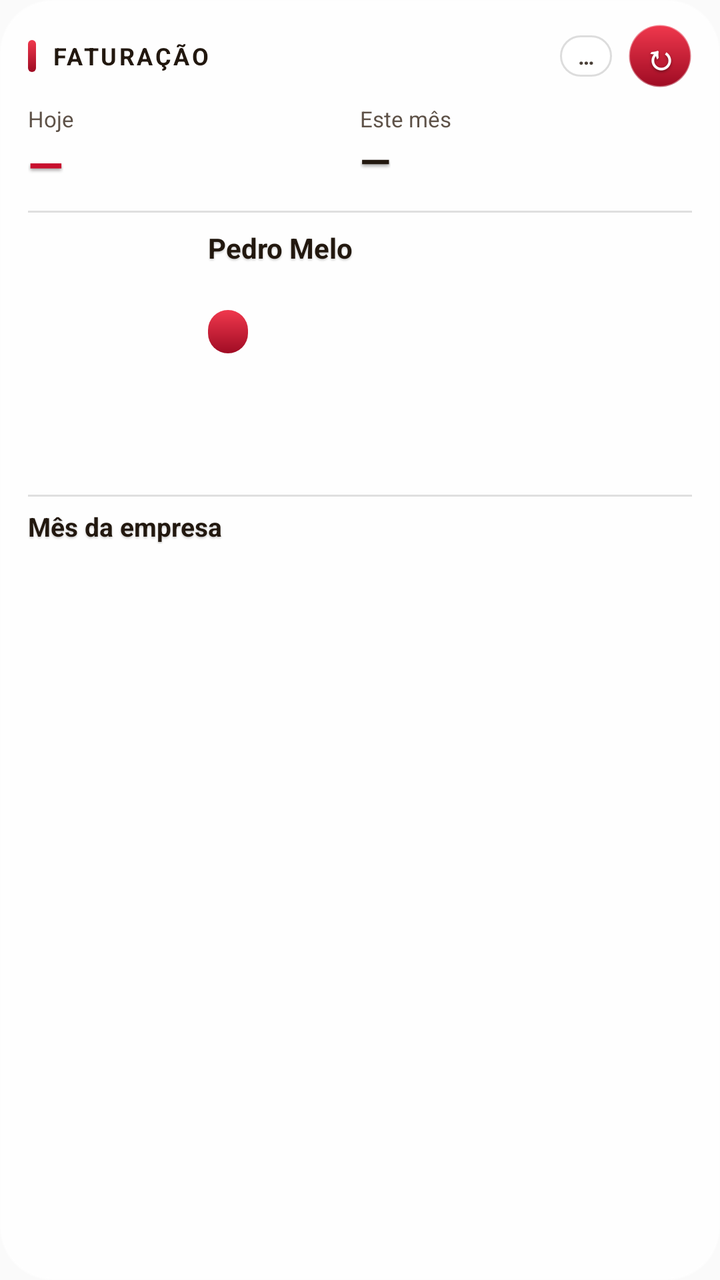
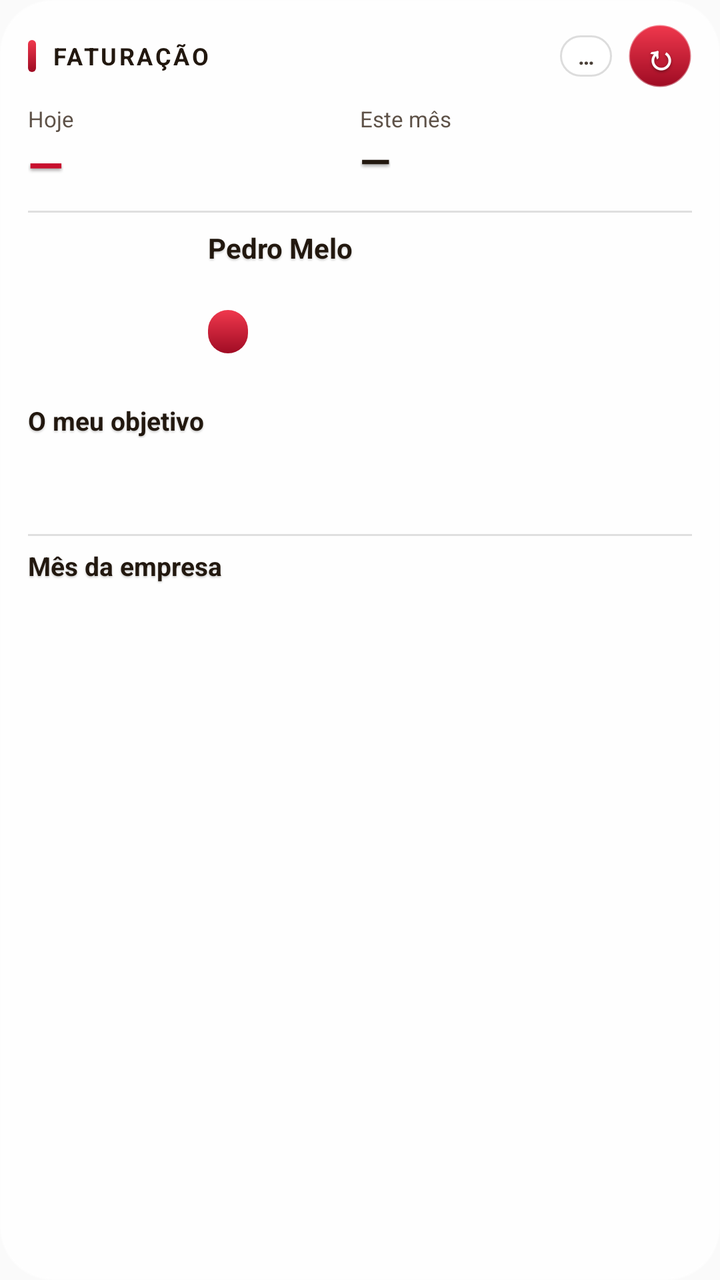

Screens rendered from an Android XML layout before and after an edit, with the pre-edit source and the edit as a unified diff.
<!-- AndroidManifest.xml: application theme android:Theme.Material.Light -->
<!-- res/layout/widget_faturacao.xml -->
<?xml version="1.0" encoding="utf-8"?>
<LinearLayout xmlns:android="http://schemas.android.com/apk/res/android"
    android:id="@+id/widget_root"
    android:layout_width="match_parent"
    android:layout_height="match_parent"
    android:background="@drawable/w_fundo"
    android:orientation="vertical"
    android:paddingLeft="14dp"
    android:paddingRight="14dp"
    android:paddingTop="12dp"
    android:paddingBottom="10dp">

    
    <LinearLayout
        android:layout_width="match_parent"
        android:layout_height="wrap_content"
        android:gravity="center_vertical"
        android:orientation="horizontal">

        <TextView
            android:layout_width="4dp"
            android:layout_height="16dp"
            android:background="@drawable/w_acento" />

        <TextView
            android:id="@+id/w_titulo"
            android:layout_width="0dp"
            android:layout_height="wrap_content"
            android:layout_weight="1"
            android:layout_marginLeft="8dp"
            android:letterSpacing="0.1"
            android:text="FATURAÇÃO"
            android:textColor="#22180F"
            android:textSize="12sp"
            android:textStyle="bold" />

        <TextView
            android:id="@+id/w_hora"
            android:layout_width="wrap_content"
            android:layout_height="wrap_content"
            android:maxWidth="170dp"
            android:background="@drawable/w_chip"
            android:ellipsize="end"
            android:maxLines="1"
            android:paddingLeft="9dp"
            android:paddingRight="9dp"
            android:paddingTop="3dp"
            android:paddingBottom="3dp"
            android:text="…"
            android:textColor="#4A4038"
            android:textSize="11sp"
            android:textStyle="bold" />

        <TextView
            android:id="@+id/w_atualizar"
            android:layout_width="32dp"
            android:layout_height="32dp"
            android:layout_marginLeft="8dp"
            android:background="@drawable/w_botao"
            android:gravity="center"
            android:shadowColor="#66000000"
            android:shadowDy="2"
            android:shadowRadius="3"
            android:text="↻"
            android:textColor="#FFFFFF"
            android:textSize="17sp"
            android:textStyle="bold" />
    </LinearLayout>

    
    <LinearLayout
        android:layout_width="match_parent"
        android:layout_height="wrap_content"
        android:layout_marginTop="8dp"
        android:orientation="horizontal">

        <LinearLayout
            android:layout_width="0dp"
            android:layout_height="wrap_content"
            android:layout_weight="1"
            android:orientation="vertical">
            <TextView
                android:layout_width="wrap_content"
                android:layout_height="wrap_content"
                android:text="Hoje"
                android:textColor="#5E5248"
                android:textSize="11sp" />
            <TextView
                android:id="@+id/w_dia_val"
                android:layout_width="wrap_content"
                android:layout_height="wrap_content"
                android:maxLines="1"
                android:shadowColor="#55000000"
                android:shadowDx="0"
                android:shadowDy="3"
                android:shadowRadius="4"
                android:text="—"
                android:textColor="#C8102E"
                android:textSize="23sp"
                android:textStyle="bold" />
        </LinearLayout>

        <LinearLayout
            android:layout_width="0dp"
            android:layout_height="wrap_content"
            android:layout_weight="1"
            android:orientation="vertical">
            <TextView
                android:layout_width="wrap_content"
                android:layout_height="wrap_content"
                android:text="Este mês"
                android:textColor="#5E5248"
                android:textSize="11sp" />
            <TextView
                android:id="@+id/w_mes_val"
                android:layout_width="wrap_content"
                android:layout_height="wrap_content"
                android:maxLines="1"
                android:shadowColor="#55000000"
                android:shadowDx="0"
                android:shadowDy="3"
                android:shadowRadius="4"
                android:text="—"
                android:textColor="#22180F"
                android:textSize="20sp"
                android:textStyle="bold" />
        </LinearLayout>
    </LinearLayout>

    <TextView
        android:layout_width="match_parent"
        android:layout_height="1dp"
        android:layout_marginTop="8dp"
        android:background="@drawable/w_linha" />

    
    <LinearLayout
        android:layout_width="match_parent"
        android:layout_height="wrap_content"
        android:layout_marginTop="8dp"
        android:gravity="center_vertical"
        android:orientation="horizontal">

        <ImageView
            android:id="@+id/w_anel"
            android:layout_width="78dp"
            android:layout_height="78dp"
            android:scaleType="fitCenter" />

        <LinearLayout
            android:layout_width="0dp"
            android:layout_height="wrap_content"
            android:layout_weight="1"
            android:layout_marginLeft="12dp"
            android:orientation="vertical">

            <TextView
                android:layout_width="wrap_content"
                android:layout_height="wrap_content"
                android:shadowColor="#33000000"
                android:shadowDy="2"
                android:shadowRadius="2"
                android:text="Pedro Melo"
                android:textColor="#22180F"
                android:textSize="14sp"
                android:textStyle="bold" />

            <TextView
                android:id="@+id/w_ped_linha"
                android:layout_width="wrap_content"
                android:layout_height="wrap_content"
                android:layout_marginTop="1dp"
                android:ellipsize="end"
                android:maxLines="1"
                android:text=""
                android:textColor="#4A4038"
                android:textSize="11.5sp" />

            <TextView
                android:id="@+id/w_estado"
                android:layout_width="wrap_content"
                android:layout_height="wrap_content"
                android:layout_marginTop="5dp"
                android:background="@drawable/w_chip_vermelho"
                android:maxLines="1"
                android:paddingLeft="10dp"
                android:paddingRight="10dp"
                android:paddingTop="3dp"
                android:paddingBottom="3dp"
                android:shadowColor="#66000000"
                android:shadowDy="1"
                android:shadowRadius="2"
                android:text=""
                android:textColor="#FFFFFF"
                android:textSize="11.5sp"
                android:textStyle="bold" />

            <TextView
                android:id="@+id/w_ritmo"
                android:layout_width="wrap_content"
                android:layout_height="wrap_content"
                android:layout_marginTop="4dp"
                android:maxLines="2"
                android:text=""
                android:textColor="#4A4038"
                android:textSize="11sp" />
        </LinearLayout>
    </LinearLayout>

    
    <ImageView
        android:id="@+id/w_grafico"
        android:layout_width="match_parent"
        android:layout_height="40dp"
        android:layout_marginTop="6dp"
        android:scaleType="fitCenter" />

    
    <TextView
        android:layout_width="match_parent"
        android:layout_height="1dp"
        android:layout_marginTop="6dp"
        android:background="@drawable/w_linha" />

    <LinearLayout
        android:layout_width="match_parent"
        android:layout_height="wrap_content"
        android:layout_marginTop="6dp"
        android:orientation="horizontal">
        <TextView
            android:layout_width="0dp"
            android:layout_height="wrap_content"
            android:layout_weight="1"
            android:shadowColor="#33000000"
            android:shadowDy="2"
            android:shadowRadius="2"
            android:text="Mês da empresa"
            android:textColor="#22180F"
            android:textSize="13sp"
            android:textStyle="bold" />
        <TextView
            android:id="@+id/w_mes_info"
            android:layout_width="wrap_content"
            android:layout_height="wrap_content"
            android:maxLines="1"
            android:text=""
            android:textColor="#4A4038"
            android:textSize="11sp" />
    </LinearLayout>

    <ImageView
        android:id="@+id/w_grafico_mes"
        android:layout_width="match_parent"
        android:layout_height="40dp"
        android:layout_marginTop="2dp"
        android:scaleType="fitCenter" />
</LinearLayout>
<!-- resources referenced by this layout -->
<resources>
  <!-- drawable w_acento (drawable) -->
  <?xml version="1.0" encoding="utf-8"?>
  <shape xmlns:android="http://schemas.android.com/apk/res/android" android:shape="rectangle">
      <gradient android:angle="270" android:startColor="#F0384D" android:endColor="#9E0B23" />
      <corners android:radius="3dp" />
  </shape>
  <!-- drawable w_botao (drawable) -->
  <?xml version="1.0" encoding="utf-8"?>
  <shape xmlns:android="http://schemas.android.com/apk/res/android" android:shape="oval">
      <gradient android:angle="270" android:startColor="#F0384D" android:endColor="#9E0B23" />
      <stroke android:width="1dp" android:color="#66FFFFFF" />
  </shape>
  <!-- drawable w_chip (drawable) -->
  <?xml version="1.0" encoding="utf-8"?>
  <shape xmlns:android="http://schemas.android.com/apk/res/android" android:shape="rectangle">
      <solid android:color="#CCFFFFFF" />
      <stroke android:width="1dp" android:color="#22000000" />
      <corners android:radius="999dp" />
  </shape>
  <!-- drawable w_chip_vermelho (drawable) -->
  <?xml version="1.0" encoding="utf-8"?>
  <shape xmlns:android="http://schemas.android.com/apk/res/android" android:shape="rectangle">
      <gradient android:angle="270" android:startColor="#F0384D" android:endColor="#A00C24" />
      <corners android:radius="999dp" />
  </shape>
  <!-- drawable w_fundo (drawable) -->
  <?xml version="1.0" encoding="utf-8"?>
  <shape xmlns:android="http://schemas.android.com/apk/res/android" android:shape="rectangle">
      <solid android:color="#C4FFFFFF" />
      <stroke android:width="1dp" android:color="#99FFFFFF" />
      <corners android:radius="26dp" />
  </shape>
  <!-- drawable w_linha (drawable) -->
  <?xml version="1.0" encoding="utf-8"?>
  <shape xmlns:android="http://schemas.android.com/apk/res/android" android:shape="rectangle">
      <solid android:color="#1F000000" />
  </shape>
</resources>

<!-- the commit's change to res/layout/widget_faturacao.xml (unified diff, before → after) -->
@@ -208,11 +208,37 @@
     </LinearLayout>
 
     
+    <LinearLayout
+        android:layout_width="match_parent"
+        android:layout_height="wrap_content"
+        android:layout_marginTop="6dp"
+        android:orientation="horizontal">
+        <TextView
+            android:layout_width="0dp"
+            android:layout_height="wrap_content"
+            android:layout_weight="1"
+            android:shadowColor="#33000000"
+            android:shadowDy="2"
+            android:shadowRadius="2"
+            android:text="O meu objetivo"
+            android:textColor="#22180F"
+            android:textSize="13sp"
+            android:textStyle="bold" />
+        <TextView
+            android:id="@+id/w_obj_info"
+            android:layout_width="wrap_content"
+            android:layout_height="wrap_content"
+            android:maxLines="1"
+            android:text=""
+            android:textColor="#4A4038"
+            android:textSize="11sp" />
+    </LinearLayout>
+
     <ImageView
         android:id="@+id/w_grafico"
         android:layout_width="match_parent"
         android:layout_height="40dp"
-        android:layout_marginTop="6dp"
+        android:layout_marginTop="2dp"
         android:scaleType="fitCenter" />
 
     
